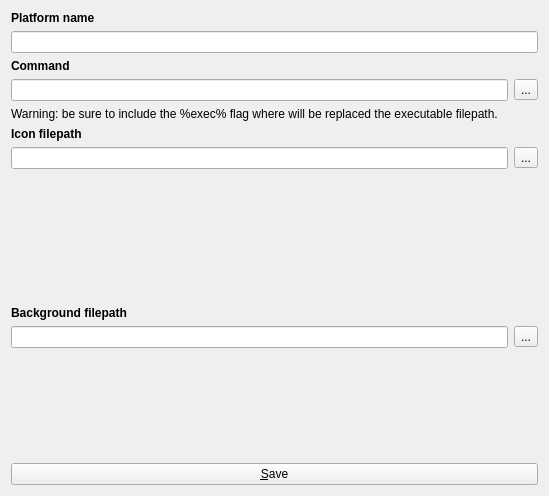
Old version of the form res/settings.ui in the repository remeh/mehstation-config.
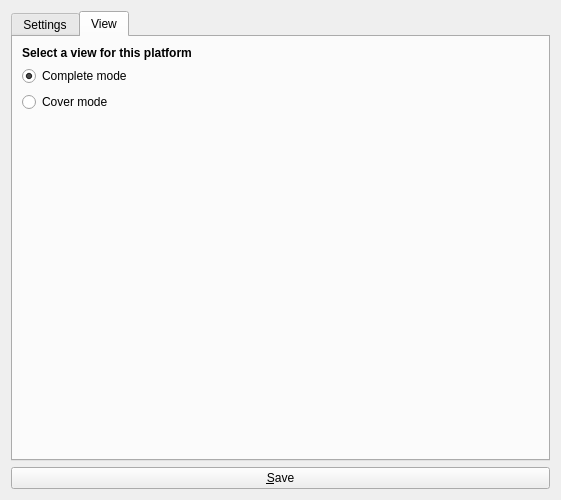
New version of the form.

Commit message: Add a tab in platform settings UI to select the view.

What changed in the file:
```diff
--- a/res/settings.ui
+++ b/res/settings.ui
@@ -6,8 +6,8 @@
    <rect>
     <x>0</x>
     <y>0</y>
-    <width>549</width>
-    <height>496</height>
+    <width>561</width>
+    <height>500</height>
    </rect>
   </property>
   <property name="windowTitle">
@@ -15,6 +15,25 @@
   </property>
   <layout class="QVBoxLayout" name="verticalLayout_2">
    <item>
+    <widget class="QTabWidget" name="tabWidget">
+     <property name="tabPosition">
+      <enum>QTabWidget::North</enum>
+     </property>
+     <property name="tabShape">
+      <enum>QTabWidget::Rounded</enum>
+     </property>
+     <property name="currentIndex">
+      <number>1</number>
+     </property>
+     <widget class="QWidget" name="settings">
+      <property name="enabled">
+       <bool>true</bool>
+      </property>
+      <attribute name="title">
+       <string>Settings</string>
+      </attribute>
+      <layout class="QVBoxLayout" name="verticalLayout">
+       <item>
     <widget class="QLabel" name="label">
      <property name="font">
       <font>
@@ -184,6 +203,43 @@
      </property>
     </widget>
    </item>
+      </layout>
+     </widget>
+     <widget class="QWidget" name="view">
+      <attribute name="title">
+       <string>View</string>
+      </attribute>
+      <layout class="QVBoxLayout" name="verticalLayout_3">
+       <item>
+        <widget class="QLabel" name="label_6">
+         <property name="font">
+          <font>
+           <weight>75</weight>
+           <bold>true</bold>
+          </font>
+         </property>
+         <property name="text">
+          <string>Select a view for this platform</string>
+         </property>
+        </widget>
+       </item>
+       <item>
+        <widget class="QRadioButton" name="completeView">
+         <property name="text">
+          <string>Complete mode</string>
+         </property>
+         <property name="checked">
+          <bool>true</bool>
+         </property>
+        </widget>
+       </item>
+       <item>
+        <widget class="QRadioButton" name="radioButton">
+         <property name="text">
+          <string>Cover mode</string>
+         </property>
+        </widget>
+       </item>
    <item>
     <spacer name="verticalSpacer">
      <property name="orientation">
@@ -196,6 +252,10 @@
       </size>
      </property>
     </spacer>
+       </item>
+      </layout>
+     </widget>
+    </widget>
    </item>
    <item>
     <widget class="QPushButton" name="save">
```
Lines whose indentation alone changed are shown as unchanged.
